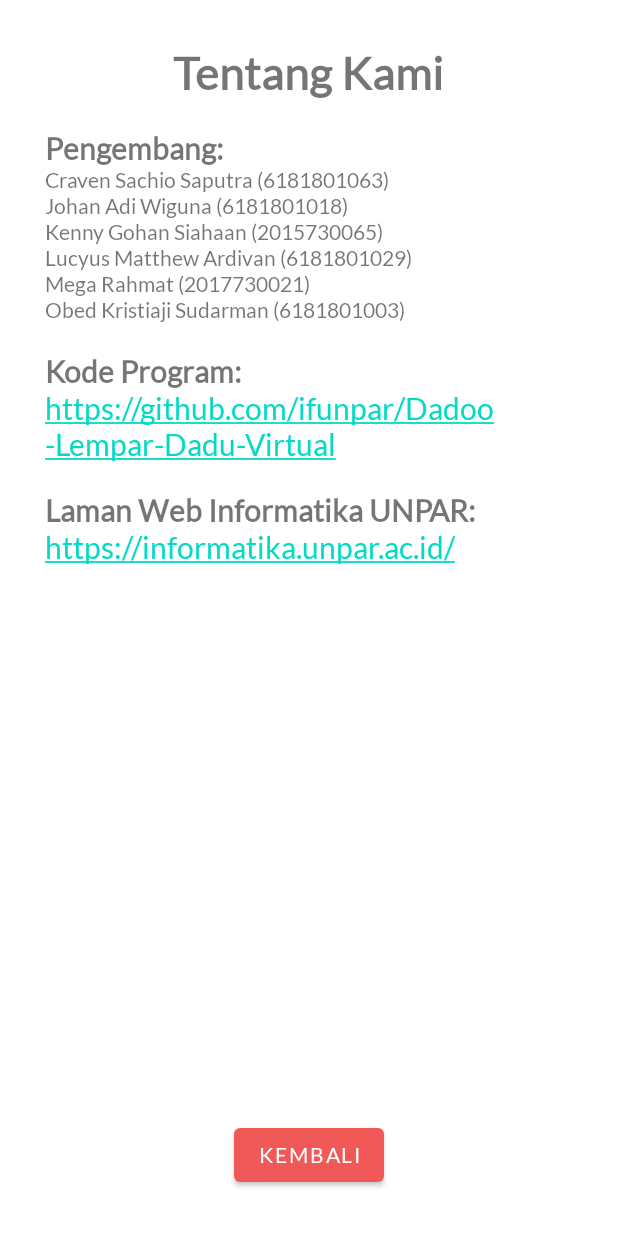
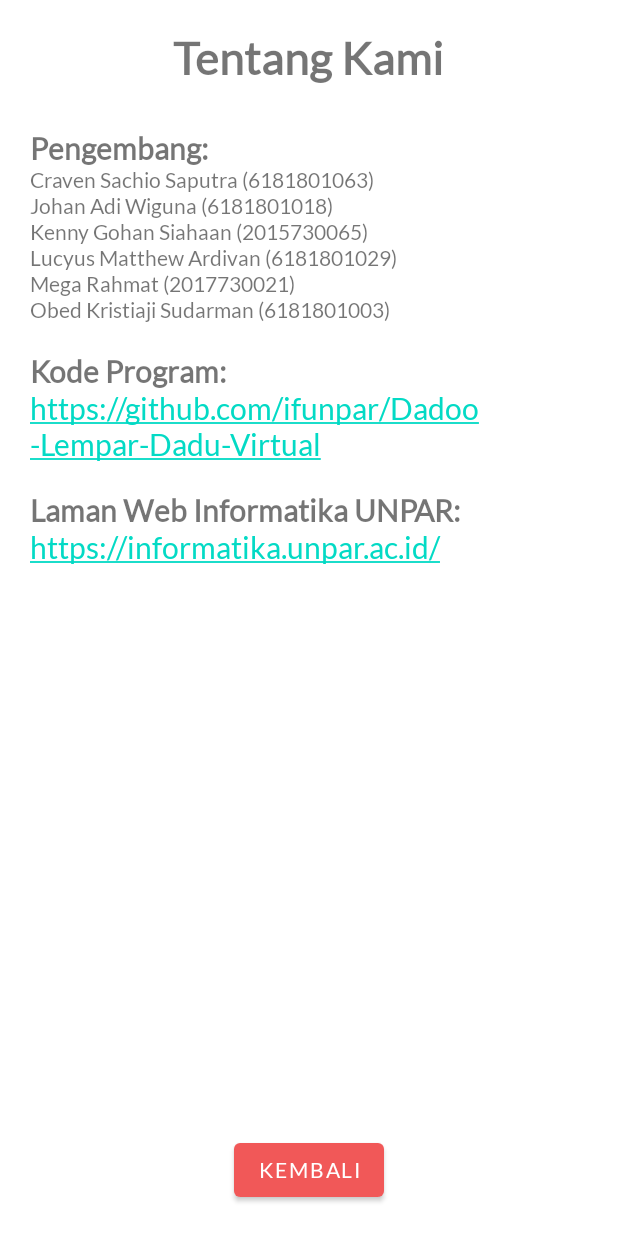
Before and after one commit to obedkristiaji/Dadoo-Lempar-Dadu-Virtual, an Android app: the screen it shows after launch (MainActivity), after a tap on "TENTANG KAMI", on a phone screen of 412 x 824 dp. Run offline under Robolectric (Android 15) with nearby library versions, the light colour scheme and no system bars; 1 other tap on this screen came first.

Commit message:
fix issue

```diff
--- a/app/src/main/res/layout/fragment_about.xml
+++ b/app/src/main/res/layout/fragment_about.xml
@@ -4,14 +4,14 @@
     android:layout_width="match_parent"
     android:layout_height="match_parent"
     android:orientation="vertical"
-    android:layout_margin="@dimen/margin_30">
+    android:layout_margin="@dimen/app_margin">
 
     <TextView
         android:id="@+id/tv_judul"
         android:layout_width="wrap_content"
         android:layout_height="wrap_content"
         android:layout_centerHorizontal="true"
-        android:layout_marginBottom="@dimen/app_margin"
+        android:layout_marginBottom="@dimen/margin_30"
         android:text="@string/tentang"
         android:textSize="@dimen/font_30"
         android:textStyle="bold" />
```
